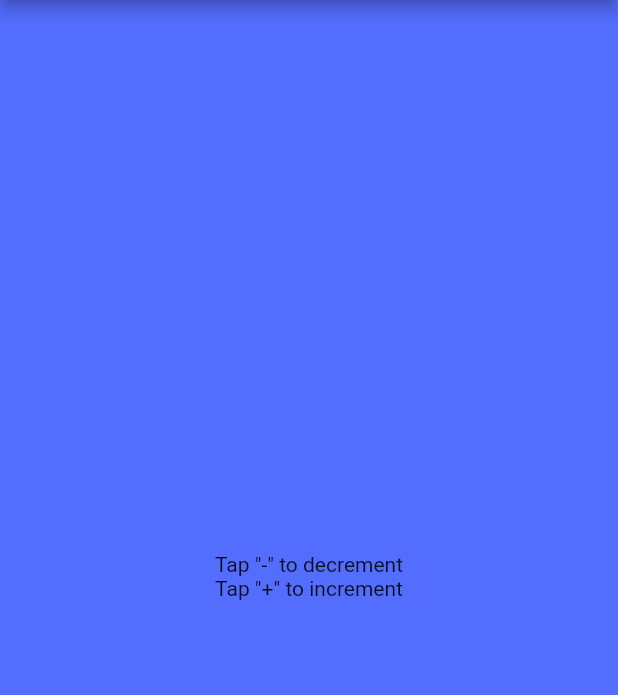
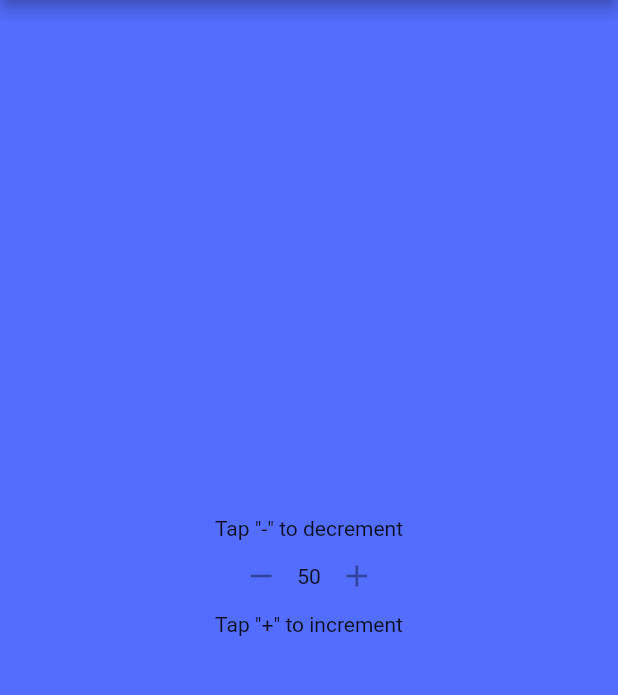
Before and after one commit to DokSna/counter, a Flutter app: the screen it shows after launch, on a phone screen of 412 x 824 dp, the part 84-779 px from its top. Run offline on Flutter 3.47's test engine with Material 2 defaults, Android fonts, the phone set to English and light mode, and no system bars.

Commit message:
Готова общая структура

```diff
--- a/lib/main.dart
+++ b/lib/main.dart
@@ -18,6 +18,7 @@ class MyApp extends StatelessWidget {
             mainAxisAlignment: MainAxisAlignment.center,
             children: <Widget>[
               Text('Tap "-" to decrement'),
+              CounterWidget(),
               Text('Tap "+" to increment'),
             ],
           ),
@@ -26,3 +27,25 @@ class MyApp extends StatelessWidget {
     );
   }
 }
+
+class CounterWidget extends StatefulWidget {
+  @override
+  _CounterWidgetState createState() => _CounterWidgetState();
+}
+
+class _CounterWidgetState extends State<CounterWidget> {
+  int _count = 50;
+
+  Widget build(BuildContext context) {
+    return Container(
+      child: Row(
+        mainAxisAlignment: MainAxisAlignment.center,
+        children: <Widget>[
+          IconButton(onPressed: null, icon: Icon(Icons.remove)),
+          Text('$_count'),
+          IconButton(onPressed: null, icon: Icon(Icons.add)),
+        ],
+      ),
+    );
+  }
+}
```
